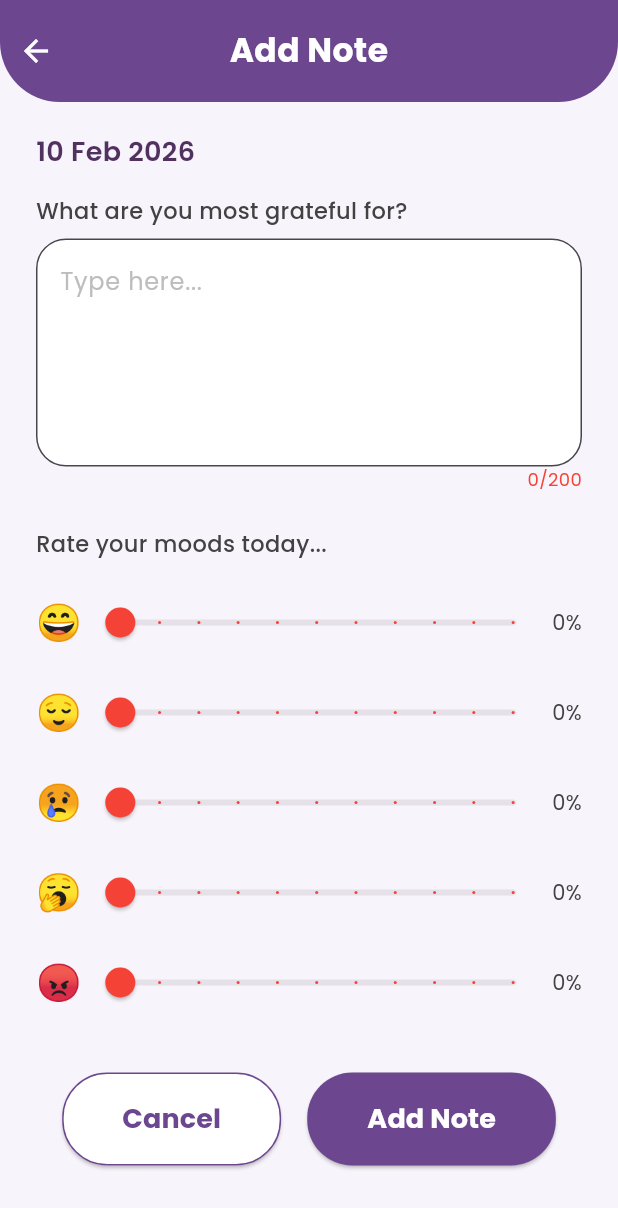
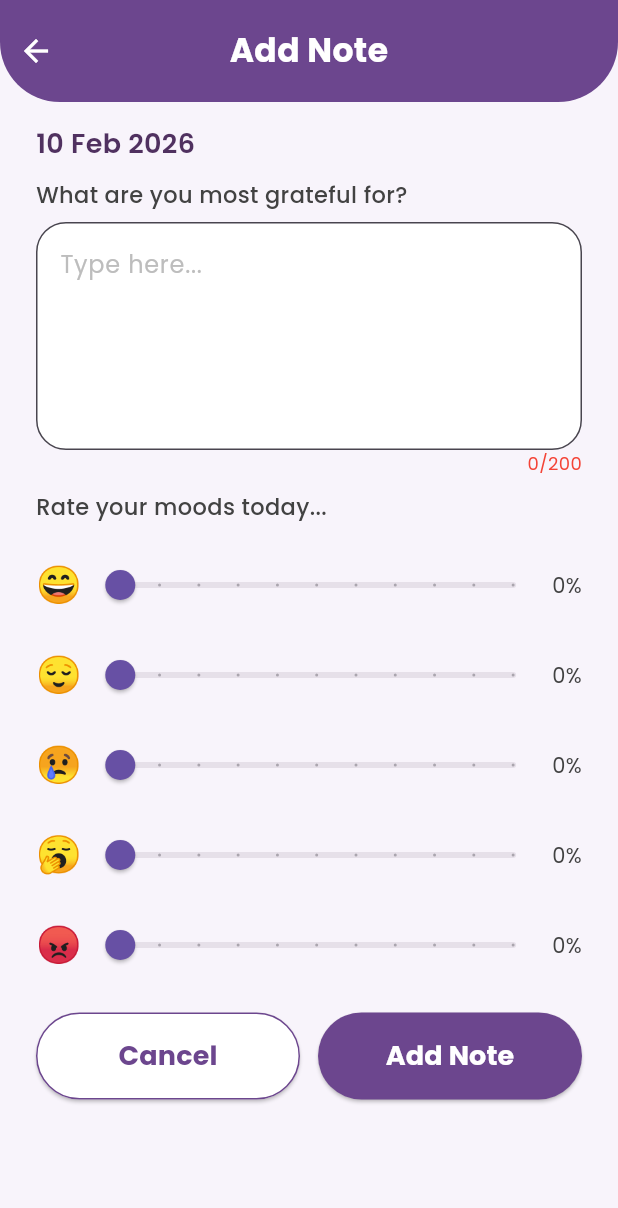
Before and after one commit to NirmaliePerera/gratify, a Flutter app: the AddNotesScreen screen opened directly, on a phone screen of 412 x 824 dp. Shown: the top 1208 px of the screen. Run offline on Flutter 3.47's test engine with Material 3 defaults, Android fonts, the phone set to English and light mode, and no system bars; our stand-ins replace google_fonts, shared_preferences, sqflite, table_calendar; accounts and stored records are empty.

Commit message:
Modified Add_Notes screen

```diff
--- a/lib/screens/add_notes_screen.dart
+++ b/lib/screens/add_notes_screen.dart
@@ -3,6 +3,7 @@ import 'package:google_fonts/google_fonts.dart';
 import '../db/database_helper.dart';
 import '../models/journal_entry_model.dart';
 import '../widgets/purple_header.dart';
+import '../utils/mood_utils.dart';
 
 //import 'dart:convert';
 
@@ -45,15 +46,6 @@ class _AddNoteScreenState extends State<AddNotesScreen> {
   void dispose() {
     _contentController.dispose();
     super.dispose();
-  }
-
-  //helper for dynamic slider color based on value
-  Color _colorForValue(double value) {
-    if (value < 20) return Colors.red;
-    if (value < 40) return const Color.fromARGB(255, 225, 255, 0);
-    if (value < 60) return const Color.fromARGB(255, 61, 241, 127);
-    if (value < 80) return const Color.fromARGB(255, 86, 106, 255);
-    return const Color.fromARGB(255, 235, 65, 254);
   }
 
   Future<void> _saveNote() async {
@@ -145,7 +137,7 @@ class _AddNoteScreenState extends State<AddNotesScreen> {
               // purple header with rounded bottom
               const PurpleHeader(title: "Add Note"),
 
-              const SizedBox(height: 20),
+              const SizedBox(height: 15),
               Padding(
                 padding: const EdgeInsets.symmetric(horizontal: 24.0),
                 child: Column(
@@ -160,7 +152,7 @@ class _AddNoteScreenState extends State<AddNotesScreen> {
                       ),
                     ),
 
-                    const SizedBox(height: 16),
+                    const SizedBox(height: 10),
 
                     Align(
                       alignment: AlignmentGeometry.centerLeft,
@@ -188,7 +180,9 @@ class _AddNoteScreenState extends State<AddNotesScreen> {
                         counterText: "",
                         border: OutlineInputBorder(
                           borderRadius: BorderRadius.circular(20),
-                          borderSide: const BorderSide(color: Color(0xFFA565C6)),
+                          borderSide: const BorderSide(
+                            color: Color(0xFFA565C6),
+                          ),
                         ),
                       ),
                     ),
@@ -206,7 +200,7 @@ class _AddNoteScreenState extends State<AddNotesScreen> {
                       ),
                     ),
 
-                    const SizedBox(height: 24),
+                    const SizedBox(height: 10),
 
                     Align(
                       alignment: Alignment.centerLeft,
@@ -227,8 +221,16 @@ class _AddNoteScreenState extends State<AddNotesScreen> {
                       happy,
                       (val) => setState(() => happy = val),
                     ),
-                    _buildMoodSlider("😌", calm, (val) => setState(() => calm = val)),
-                    _buildMoodSlider("😢", sad, (val) => setState(() => sad = val)),
+                    _buildMoodSlider(
+                      "😌",
+                      calm,
+                      (val) => setState(() => calm = val),
+                    ),
+                    _buildMoodSlider(
+                      "😢",
+                      sad,
+                      (val) => setState(() => sad = val),
+                    ),
                     _buildMoodSlider(
                       "🥱",
                       tired,
@@ -240,21 +242,18 @@ class _AddNoteScreenState extends State<AddNotesScreen> {
                       (val) => setState(() => angry = val),
                     ),
 
-                    const SizedBox(height: 30),
+                    const SizedBox(height: 15),
 
                     Row(
-                      mainAxisAlignment: MainAxisAlignment.spaceEvenly,
+                      mainAxisAlignment: MainAxisAlignment.center,
                       children: [
-                        // Cancel button
-                        ElevatedButton(
+                        Expanded(
+                          child: ElevatedButton(
                             onPressed: () => Navigator.pop(context),
                             style: ElevatedButton.styleFrom(
                               backgroundColor: Colors.white,
                               side: const BorderSide(color: Color(0xFF6C468E)),
-                            padding: const EdgeInsets.symmetric(
-                              horizontal: 40,
-                              vertical: 18,
-                            ),
+                              padding: const EdgeInsets.symmetric(vertical: 16),
                               shape: RoundedRectangleBorder(
                                 borderRadius: BorderRadius.circular(30),
                               ),
@@ -268,16 +267,16 @@ class _AddNoteScreenState extends State<AddNotesScreen> {
                               ),
                             ),
                           ),
+                        ),
 
-                        //Add Note button
-                        ElevatedButton(
+                        const SizedBox(width: 12),
+
+                        Expanded(
+                          child: ElevatedButton(
                             onPressed: _saveNote,
                             style: ElevatedButton.styleFrom(
                               backgroundColor: const Color(0xFF6C468E),
-                            padding: const EdgeInsets.symmetric(
-                              horizontal: 40,
-                              vertical: 18,
-                            ),
+                              padding: const EdgeInsets.symmetric(vertical: 16),
                               shape: RoundedRectangleBorder(
                                 borderRadius: BorderRadius.circular(30),
                               ),
@@ -288,6 +287,7 @@ class _AddNoteScreenState extends State<AddNotesScreen> {
                                 color: Colors.white,
                                 fontWeight: FontWeight.bold,
                                 fontSize: 18,
+                              ),
                             ),
                           ),
                         ),
@@ -321,7 +321,7 @@ class _AddNoteScreenState extends State<AddNotesScreen> {
               min: 0,
               max: 100,
               divisions: 10,
-              activeColor: _colorForValue(value),
+              activeColor: colorForValue(value),
               onChanged: onChanged,
             ),
           ),
```
Lines whose indentation alone changed are shown as unchanged.
